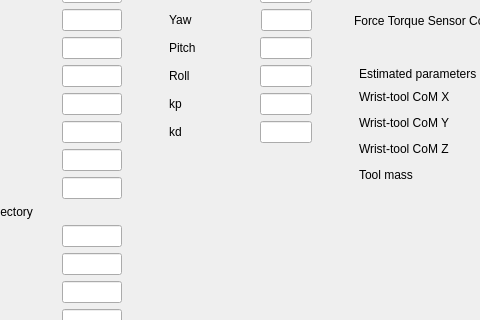
Old version of the form ui/main_window.ui in the repository xEnVrE/controller_switcher; both pictures show x 100 to 580 and y 163 to 483 of the 831 by 688 pixel window.
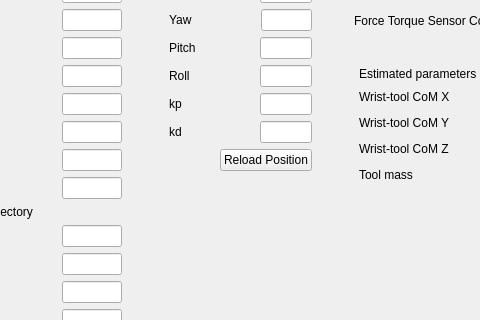
New version of the form. Icons and pictures are not drawn.

Commit message: Enable reloading current position within Cartesian Position Controller

```diff
--- a/ui/main_window.ui
+++ b/ui/main_window.ui
@@ -1066,6 +1066,40 @@
               </item>
              </layout>
             </item>
+            <item>
+             <layout class="QHBoxLayout" name="horizontalLayout_29">
+              <item>
+               <widget class="QLabel" name="label_30">
+                <property name="text">
+                 <string/>
+                </property>
+               </widget>
+              </item>
+              <item>
+               <spacer name="horizontalSpacer_30">
+                <property name="orientation">
+                 <enum>Qt::Horizontal</enum>
+                </property>
+                <property name="sizeHint" stdset="0">
+                 <size>
+                  <width>40</width>
+                  <height>20</height>
+                 </size>
+                </property>
+               </spacer>
+              </item>
+              <item>
+               <widget class="QPushButton" name="buttonReload_cartpos">
+                <property name="enabled">
+                 <bool>true</bool>
+                </property>
+                <property name="text">
+                 <string>Reload Position</string>
+                </property>
+               </widget>
+              </item>
+             </layout>
+            </item>
            </layout>
           </item>
           <item>
```
The commit also changes 2 other files.
